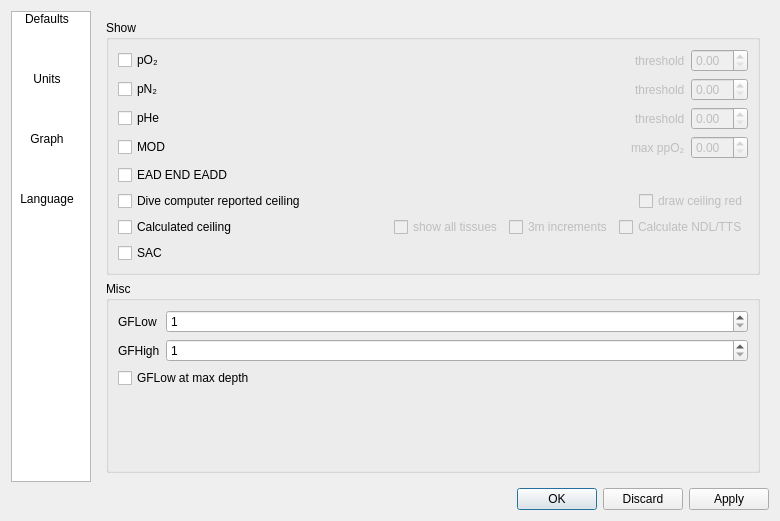
Qt form qt-ui/preferences.ui (subsurface/subsurface) before a commit.
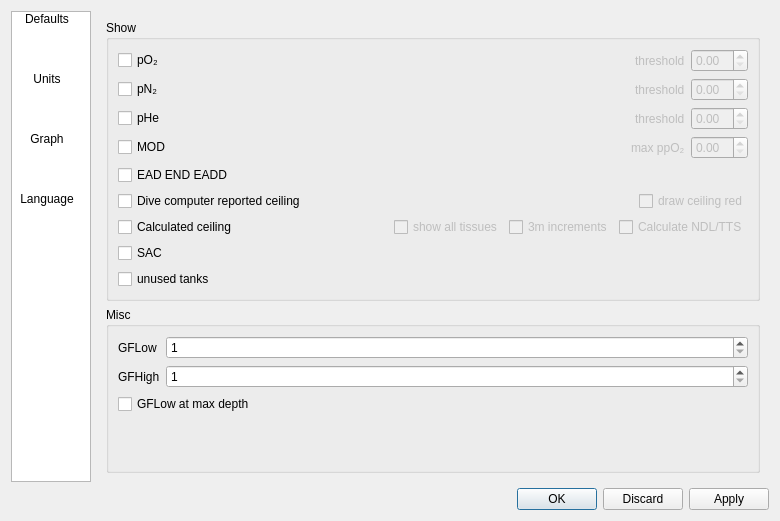
The same form after that commit. The open tabs and pages were chosen to show the change. Icons and pictures are not drawn.

Commit message:
Don't show tanks that aren't used during a dive
Some dive computers will always download all tanks that they store, not
just the ones used in a dive. Most people only want to see the tanks that
they actually used during the dive (and for the others there's an option
to go back to the old behavior, just in case).

All this is only in memory / during runtime. If the dive computer provided
the extra data we will not throw it away.

Fixes #373

What changed in the file:
```diff
--- a/qt-ui/preferences.ui
+++ b/qt-ui/preferences.ui
@@ -772,6 +772,17 @@
               </item>
              </layout>
             </item>
+            <item>
+             <layout class="QHBoxLayout" name="horizontalLayout_11c">
+              <item>
+               <widget class="QCheckBox" name="display_unused_tanks">
+                <property name="text">
+                 <string>unused tanks</string>
+                </property>
+               </widget>
+              </item>
+             </layout>
+            </item>
            </layout>
           </widget>
          </item>
```
The commit also changes 8 other files.
